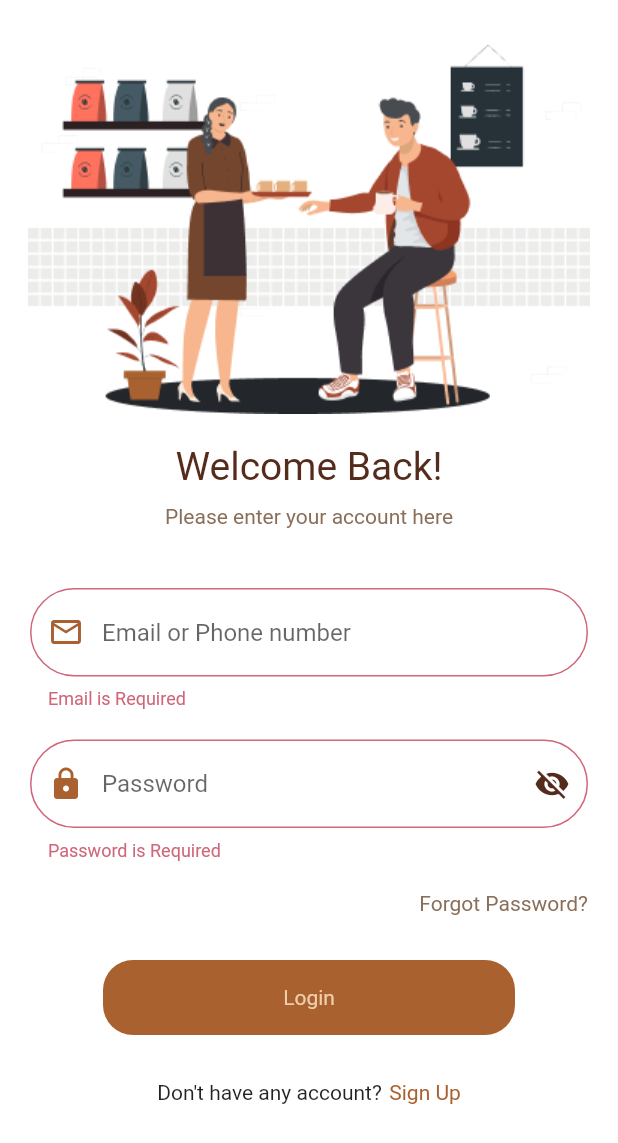
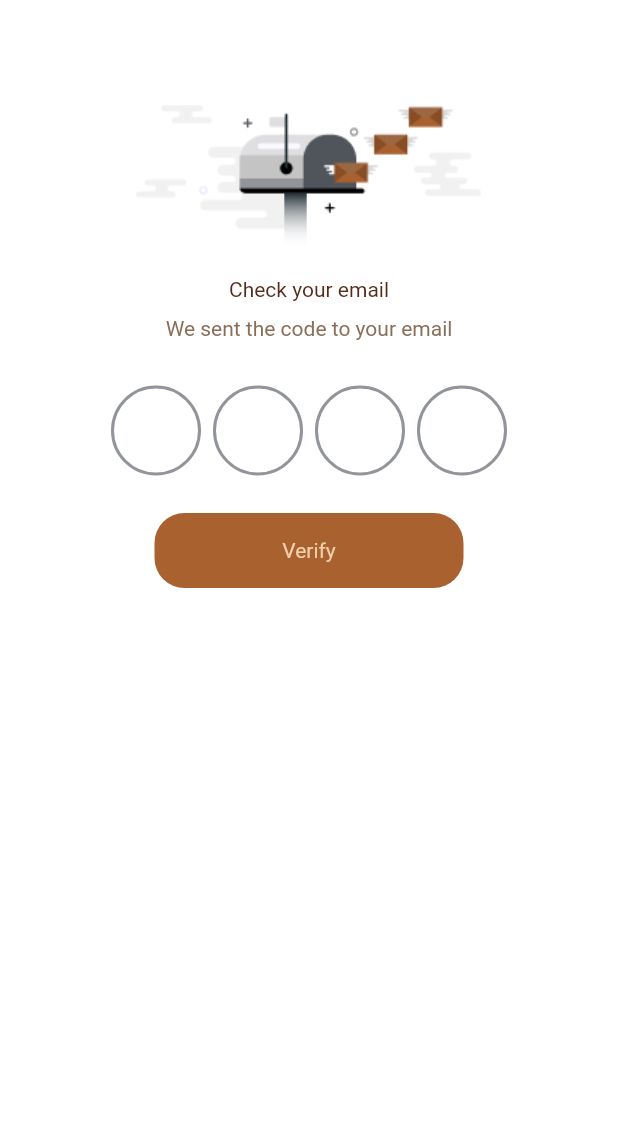
Before and after one commit to kaushalprajapati20/beanbliss, a Flutter app: the LoginScreen screen opened by its route, after a tap on "Login", on a phone screen of 412 x 824 dp. Shown: the top 1143 px of the screen. Run offline on Flutter 3.47's test engine with Material 3 defaults, Android fonts, the phone set to English and light mode, and no system bars; drawn by our look-alikes of pin_code_text_field; our stand-ins replace get, shared_preferences; missing offline and left inert: otp_pin_field; accounts and stored records are empty.

Commit message:
Kaushal Prajapati (29-5-24) - Create OTP Screen and other Custom Class. - Create Home,Cart,Fav,Profile screen.

```diff
--- a/lib/screens/login_screen.dart
+++ b/lib/screens/login_screen.dart
@@ -30,6 +30,7 @@ class _LoginScreenState extends State<LoginScreen> {
         child: SingleChildScrollView(
           child: Container(
             color: themeMode ? AppColors.dark : AppColors.light,
+            height: MediaQuery.of(context).size.height,
             child: Column(
               children: [
                 SizedBox(
@@ -176,7 +177,9 @@ class _LoginScreenState extends State<LoginScreen> {
                               color: AppColors.ButtonColor
                           ),
                           child: Center(child: Text('Login',style: TextStyle(color: AppColors.textPrimaryColorForLight),)),),
-                        onTap: _continueValidation,
+                        onTap: (){
+                          Get.toNamed('/otp');
+                        },
                       ),
 
                       Row(
--- /dev/null
+++ b/lib/screens/otp_screen.dart
@@ -0,0 +1,131 @@
+import 'package:flutter/material.dart';
+import 'package:get/get.dart';
+import 'package:get/get_core/src/get_main.dart';
+import 'package:otp_pin_field/otp_pin_field.dart';
+import 'package:pin_code_text_field/pin_code_text_field.dart';
+
+import '../utils/app_colors.dart';
+import '../utils/theme_check.dart';
+
+class OtpScreen extends StatefulWidget {
+  const OtpScreen({super.key});
+
+  @override
+  State<OtpScreen> createState() => _OtpScreenState();
+}
+
+class _OtpScreenState extends State<OtpScreen> {
+  TextEditingController controller = TextEditingController(text: "");
+  String thisText = "";
+  int pinLength = 4;
+  bool hasError = false;
+  double radius = 70.0;
+
+  @override
+  Widget build(BuildContext context) {
+    final themeMode = ThemeCheckFunctions.isDarkMode(context);
+
+    return Scaffold(
+      resizeToAvoidBottomInset: true,
+      body: GestureDetector(
+        child: SingleChildScrollView(
+          child: Container(
+            width: MediaQuery.of(context).size.width,
+            height: MediaQuery.of(context).size.height,
+            color: themeMode ? AppColors.dark : AppColors.light,
+            child: Column(
+              children: [
+                SizedBox(
+                  height: 70,
+                ),
+                themeMode
+                    ? Image.asset('assets/otp_dark.png')
+                    : Image.asset('assets/otp_light.png'),
+                SizedBox(
+                  height: 20,
+                ),
+                Text(
+                  'Check your email',
+                  style: TextStyle(
+                      color: themeMode
+                          ? AppColors.textPrimaryColorForLight
+                          : AppColors.textPrimaryColorForDark),
+                ),
+                SizedBox(
+                  height: 10,
+                ),
+                Text(
+                  'We sent the code to your email',
+                  style: TextStyle(color: AppColors.textSecondaryColor),
+                ),
+                SizedBox(
+                  height: 30,
+                ),
+                PinCodeTextField(
+                  pinBoxColor: themeMode ? AppColors.dark : AppColors.light,
+                  autofocus: false,
+                  controller: controller,
+                  highlightColor: Colors.blue,
+                  defaultBorderColor: themeMode
+                      ? AppColors.pinCodeColorForLight
+                      : AppColors.pinCodeColorForDark,
+                  hasTextBorderColor: AppColors.ButtonColor,
+                  maxLength: pinLength,
+                  onTextChanged: (text) {
+                    setState(() {
+                      hasError = false;
+                    });
+                  },
+                  onDone: (text) {
+                    print("DONE $text");
+                    print("DONE CONTROLLER ${controller.text}");
+                  },
+                  pinBoxWidth: 60,
+                  pinBoxHeight: 60,
+                  wrapAlignment: WrapAlignment.spaceAround,
+                  pinBoxRadius: radius,
+                  pinTextStyle: TextStyle(
+                      fontSize: 16.0,
+                      color: themeMode
+                          ? AppColors.pinCodeColorForLight
+                          : AppColors.pinCodeColorForDark),
+                  pinTextAnimatedSwitcherTransition:
+                      ProvidedPinBoxTextAnimation.scalingTransition,
+                  pinTextAnimatedSwitcherDuration: Duration(milliseconds: 300),
+                  highlightAnimationBeginColor: Colors.black,
+                  highlightAnimationEndColor: Colors.white12,
+                  keyboardType: TextInputType.number,
+                ),
+                SizedBox(
+                  height: 25,
+                ),
+                GestureDetector(
+                  child: Container(
+                    margin: EdgeInsets.only(bottom: 30),
+                    width: MediaQuery.of(context).size.width / 2,
+                    height: 50,
+                    decoration: BoxDecoration(
+                        borderRadius: BorderRadius.circular(20),
+                        color: AppColors.ButtonColor),
+                    child: Center(
+                        child: Text(
+                      'Verify',
+                      style:
+                          TextStyle(color: AppColors.textPrimaryColorForLight),
+                    )),
+                  ),
+                  onTap: () {
+                    Get.toNamed('/dashboard');
+                  },
+                ),
+              ],
+            ),
+          ),
+        ),
+        onTap: () {
+          FocusScope.of(context).requestFocus(FocusNode());
+        },
+      ),
+    );
+  }
+}
--- a/lib/screens/splash_screen.dart
+++ b/lib/screens/splash_screen.dart
@@ -16,8 +16,6 @@ class SplashScreen extends StatefulWidget {
 }
 
 class _SplashScreenState extends State<SplashScreen> {
-
-
 
   @override
   void initState() {
--- a/lib/utils/app_colors.dart
+++ b/lib/utils/app_colors.dart
@@ -20,6 +20,11 @@ class AppColors {
   static const Color strokeColorForDark  = Color(0xFF1E1E1E);
   static const Color strokeColorForLight  = Color(0xFFD7C3B3);
 
+  static const Color pinCodeColorForLight  = Color(0xFFD9D9D9);
+  static const Color pinCodeColorForDark  = Color(0xFF919499);
+
+  static const Color bottomUnselectColor  = Color(0xFFC8C8C8);
+
 
 
 
--- a/lib/utils/app_theme.dart
+++ b/lib/utils/app_theme.dart
@@ -6,7 +6,7 @@ class AppTheme {
 
   static ThemeData lightTheme = ThemeData(
     useMaterial3: false,
-
+      splashFactory: NoSplash.splashFactory,
       scaffoldBackgroundColor: Colors.white,
       colorScheme: ColorScheme.dark(background: Colors.white,brightness: Brightness.light)
 
@@ -14,6 +14,7 @@ class AppTheme {
 
   static ThemeData darkTheme = ThemeData(
       useMaterial3: false,
+      splashFactory: NoSplash.splashFactory,
       scaffoldBackgroundColor: Colors.black,
       colorScheme: ColorScheme.dark(background: Colors.black,brightness: Brightness.dark)
 
--- a/lib/utils/shared_preferences.dart
+++ b/lib/utils/shared_preferences.dart
@@ -3,8 +3,6 @@ import 'dart:convert';
 import 'package:shared_preferences/shared_preferences.dart';
 
 class AppSharedPreference{
-
-
 
   Future read(String key) async {
     final prefs = await SharedPreferences.getInstance();
--- a/pubspec.yaml
+++ b/pubspec.yaml
@@ -37,6 +37,8 @@ dependencies:
   cupertino_icons: ^1.0.6
   get: ^4.6.6
   shared_preferences: ^2.2.3
+  otp_pin_field: ^1.2.4
+  pin_code_text_field: ^1.8.0
 
 dev_dependencies:
   flutter_test:
```
Also changed, not shown: lib/main.dart (+12 -0 lines), lib/screens/cart_screen.dart (added, +21 -0 lines), lib/screens/dashboard_screen.dart (added, +18 -0 lines), lib/screens/fav_screen.dart (added, +21 -0 lines), lib/screens/home_screen.dart (added, +20 -0 lines), lib/screens/profile_screen.dart (added, +21 -0 lines), lib/utils/bottamsheet_menu.dart (added, +127 -0 lines), assets/Bag.png (added), assets/Heart.png (added), assets/Home.png (added), assets/otp_dark.png (added), assets/otp_light.png (added), assets/profile.png (added), pubspec.lock.
